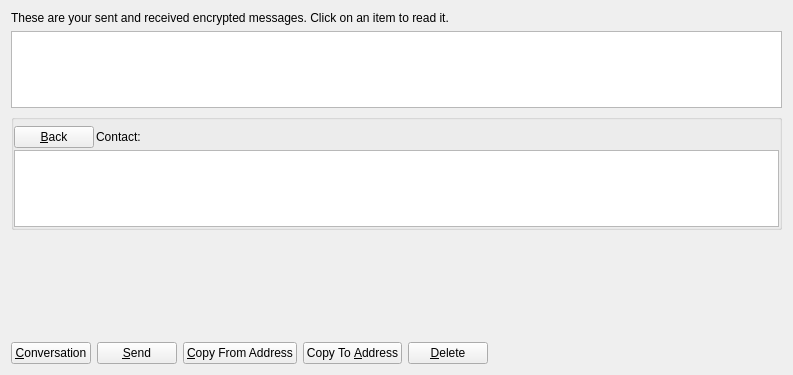
This is src/qt/forms/messagepage.ui in SoonCoin/Corgicoinnew as Qt 5 draws it before an edit. The edited form follows.
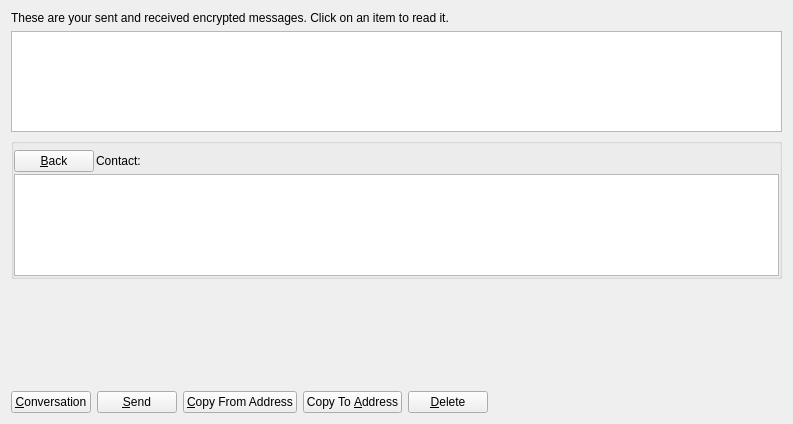
This is the edited form. Icons and pictures are not drawn. Custom widgets are drawn as their Qt base class.

The edit to the form file:
```diff
--- a/src/qt/forms/messagepage.ui
+++ b/src/qt/forms/messagepage.ui
@@ -7,7 +7,7 @@
     <x>0</x>
     <y>0</y>
     <width>793</width>
-    <height>375</height>
+    <height>424</height>
    </rect>
   </property>
   <property name="windowTitle">
@@ -35,6 +35,9 @@
      <property name="toolTip">
       <string>Click on a message to view it</string>
      </property>
+     <property name="styleSheet">
+      <string notr="true"/>
+     </property>
      <property name="tabKeyNavigation">
       <bool>false</bool>
      </property>
@@ -121,7 +124,11 @@
          </layout>
         </item>
         <item>
-         <widget class="QListView" name="listConversation"/>
+         <widget class="QListView" name="listConversation">
+          <property name="styleSheet">
+           <string notr="true">color: rgb(1, 1, 1);</string>
+          </property>
+         </widget>
         </item>
         <item>
          <layout class="QVBoxLayout" name="verticalLayout_3"/>
```
